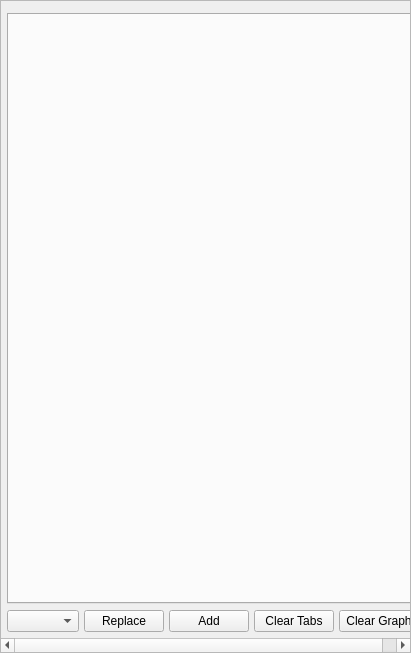
Before: the Qt Designer form src/mdaviz/resources/mda_file.ui in BCDA-APS/mdaviz, drawn with Qt 5.
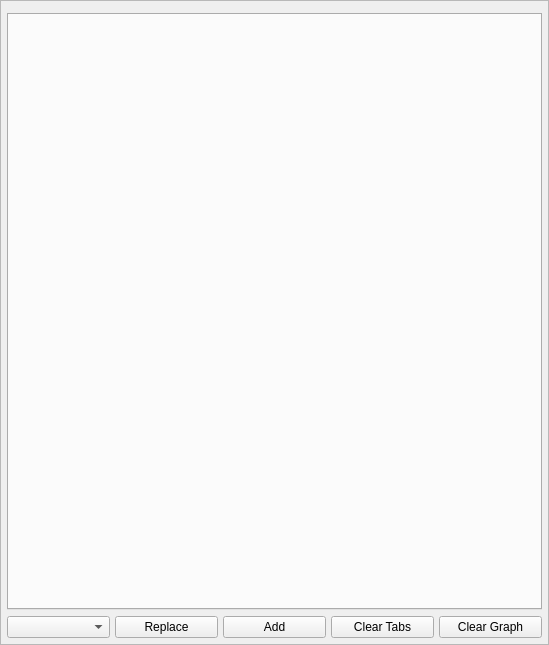
After: the same form once the commit is applied.

What changed in the file:
```diff
--- a/src/mdaviz/resources/mda_file.ui
+++ b/src/mdaviz/resources/mda_file.ui
@@ -6,8 +6,8 @@
    <rect>
     <x>0</x>
     <y>0</y>
-    <width>411</width>
-    <height>653</height>
+    <width>549</width>
+    <height>645</height>
    </rect>
   </property>
   <property name="windowTitle">
@@ -36,8 +36,8 @@
        <rect>
         <x>0</x>
         <y>0</y>
-        <width>409</width>
-        <height>651</height>
+        <width>547</width>
+        <height>643</height>
        </rect>
       </property>
       <layout class="QVBoxLayout" name="verticalLayout">
```
